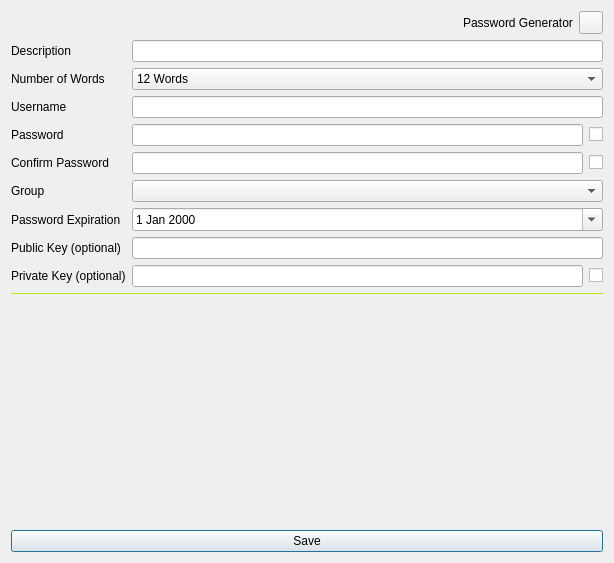
Before: the Qt Designer form designs/xml/crypto_vault_window.ui in daniel-deru/WorkMate-3.0, drawn with Qt 5.
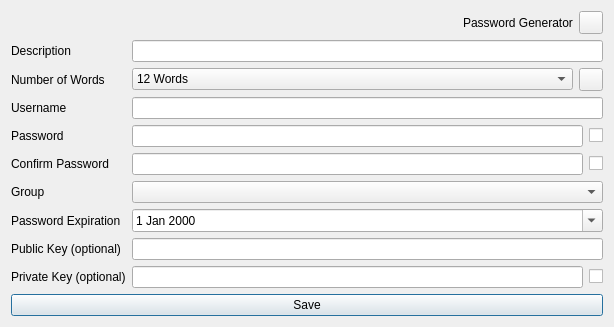
After: the same form once the commit is applied.

Commit message: added separated window for the crypto words in the crypto vault window

Patch:
```diff
--- a/designs/xml/crypto_vault_window.ui
+++ b/designs/xml/crypto_vault_window.ui
@@ -7,7 +7,7 @@
     <x>0</x>
     <y>0</y>
     <width>614</width>
-    <height>563</height>
+    <height>319</height>
    </rect>
   </property>
   <property name="windowTitle">
@@ -73,44 +73,6 @@
        </property>
       </widget>
      </item>
-     <item row="1" column="1">
-      <widget class="QComboBox" name="cmb_num_words">
-       <property name="sizePolicy">
-        <sizepolicy hsizetype="Expanding" vsizetype="Fixed">
-         <horstretch>0</horstretch>
-         <verstretch>0</verstretch>
-        </sizepolicy>
-       </property>
-       <property name="cursor">
-        <cursorShape>PointingHandCursor</cursorShape>
-       </property>
-       <item>
-        <property name="text">
-         <string>12 Words</string>
-        </property>
-       </item>
-       <item>
-        <property name="text">
-         <string>15 Words</string>
-        </property>
-       </item>
-       <item>
-        <property name="text">
-         <string>18 Words</string>
-        </property>
-       </item>
-       <item>
-        <property name="text">
-         <string>21 Words</string>
-        </property>
-       </item>
-       <item>
-        <property name="text">
-         <string>24 Words</string>
-        </property>
-       </item>
-      </widget>
-     </item>
      <item row="2" column="0">
       <widget class="QLabel" name="lbl_name">
        <property name="text">
@@ -248,47 +210,60 @@
      <item row="5" column="1">
       <widget class="QComboBox" name="cmb_group"/>
      </item>
+     <item row="1" column="1">
+      <layout class="QHBoxLayout" name="horizontalLayout_6">
+       <item>
+        <widget class="QComboBox" name="cmb_num_words">
+         <property name="sizePolicy">
+          <sizepolicy hsizetype="Expanding" vsizetype="Fixed">
+           <horstretch>0</horstretch>
+           <verstretch>0</verstretch>
+          </sizepolicy>
+         </property>
+         <property name="cursor">
+          <cursorShape>PointingHandCursor</cursorShape>
+         </property>
+         <item>
+          <property name="text">
+           <string>12 Words</string>
+          </property>
+         </item>
+         <item>
+          <property name="text">
+           <string>15 Words</string>
+          </property>
+         </item>
+         <item>
+          <property name="text">
+           <string>18 Words</string>
+          </property>
+         </item>
+         <item>
+          <property name="text">
+           <string>21 Words</string>
+          </property>
+         </item>
+         <item>
+          <property name="text">
+           <string>24 Words</string>
+          </property>
+         </item>
+        </widget>
+       </item>
+       <item>
+        <widget class="QToolButton" name="tbtn_num_words">
+         <property name="cursor">
+          <cursorShape>PointingHandCursor</cursorShape>
+         </property>
+         <property name="text">
+          <string/>
+         </property>
+        </widget>
+       </item>
+      </layout>
+     </item>
     </layout>
    </item>
-   <item>
-    <widget class="QFrame" name="frame">
-     <property name="maximumSize">
-      <size>
-       <width>16777215</width>
-       <height>1</height>
-      </size>
-     </property>
-     <property name="styleSheet">
-      <string notr="true">background-color: #9ecd16;</string>
-     </property>
-     <property name="frameShape">
-      <enum>QFrame::HLine</enum>
-     </property>
-     <property name="frameShadow">
-      <enum>QFrame::Sunken</enum>
-     </property>
-    </widget>
-   </item>
-   <item>
-    <layout class="QGridLayout" name="gbox_words" rowminimumheight="0">
-     <property name="topMargin">
-      <number>5</number>
-     </property>
-    </layout>
-   </item>
-   <item>
-    <spacer name="verticalSpacer">
-     <property name="orientation">
-      <enum>Qt::Vertical</enum>
-     </property>
-     <property name="sizeHint" stdset="0">
-      <size>
-       <width>20</width>
-       <height>40</height>
-      </size>
-     </property>
-    </spacer>
-   </item>
    <item>
     <layout class="QHBoxLayout" name="horizontalLayout_2">
      <item>
```
The commit also changes 9 other files.
